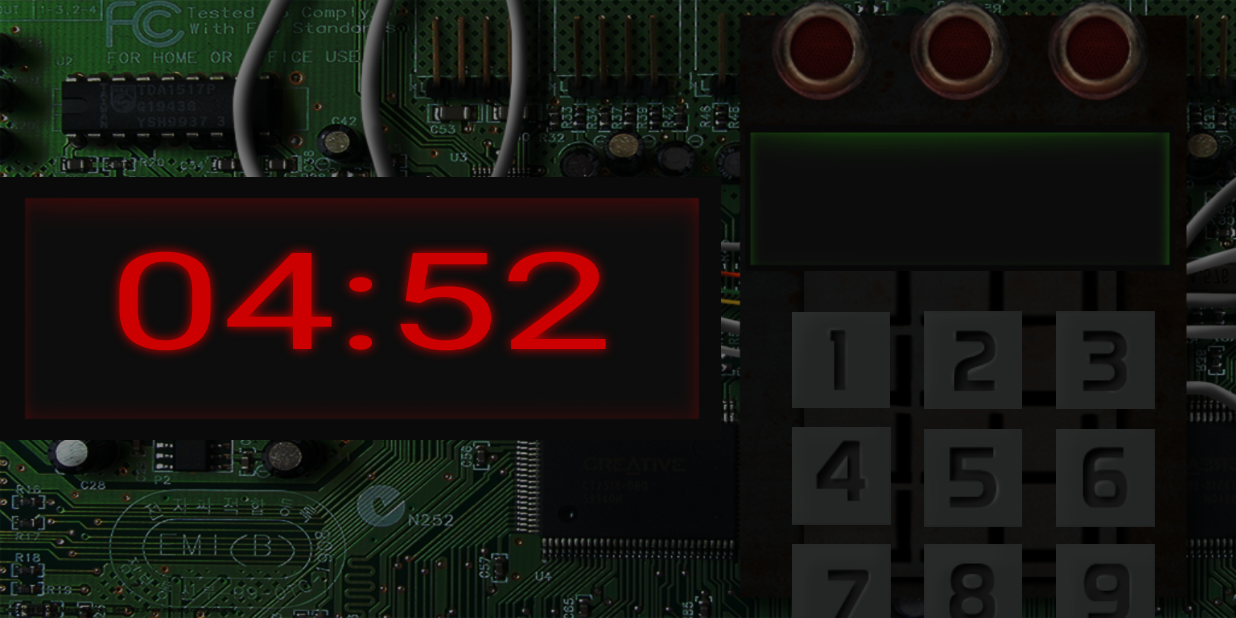
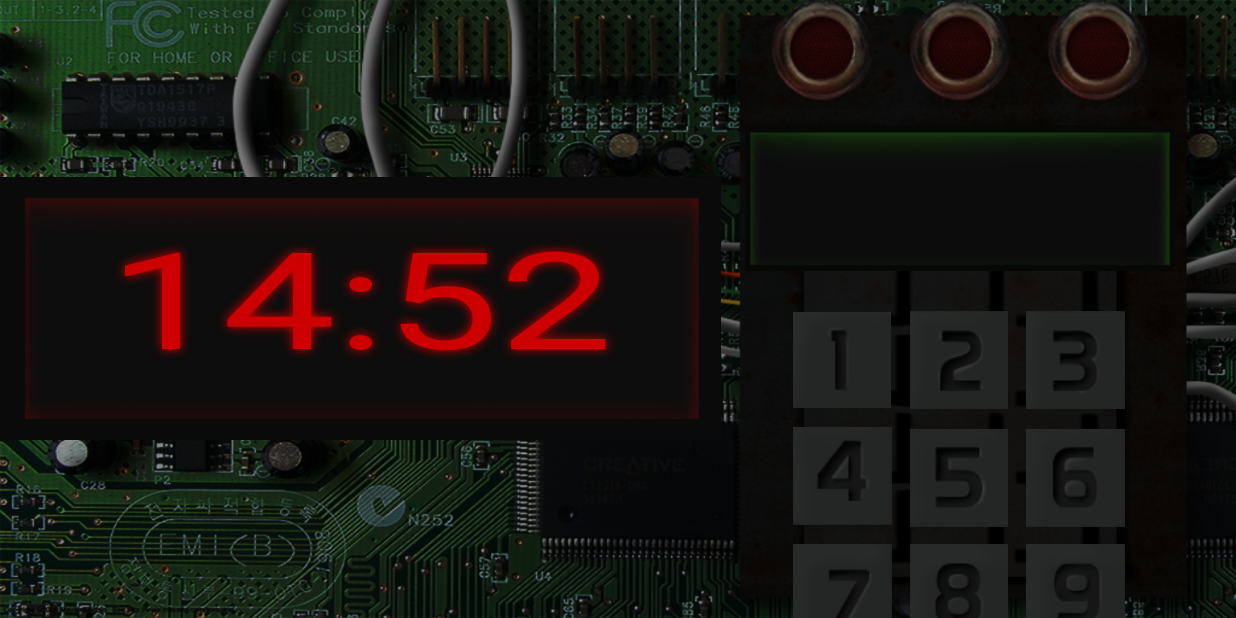
Before and after one commit to viniciusbandeira/Bomba, an Android app: the screen it shows after launch (DefuseActivity), on a phone screen of 824 x 412 dp (held sideways). Run offline under Robolectric (Android 15) with nearby library versions, the phone set to English and light mode, and no system bars; 1 statement that could not run was skipped.

Commit message:
Refatorando implementação do teclado e outros ajustes

```diff
--- a/app/src/main/java/bandeira/bomba/DefuseActivity.java
+++ b/app/src/main/java/bandeira/bomba/DefuseActivity.java
@@ -1,13 +1,13 @@
 package bandeira.bomba;
 
+import android.graphics.Typeface;
+import android.media.MediaPlayer;
 import android.os.Bundle;
 import android.os.CountDownTimer;
 import android.support.v7.app.AppCompatActivity;
 import android.view.View;
-import android.widget.Button;
 import android.widget.EditText;
 import android.widget.GridLayout;
-import android.widget.ImageButton;
 import android.widget.ImageView;
 import android.widget.TextView;
 import android.widget.Toast;
@@ -19,23 +19,26 @@ import java.util.concurrent.TimeUnit;
 public class DefuseActivity extends AppCompatActivity {
 
     @SuppressWarnings("FieldCanBeLocal")
-    private final long FIVE_MINUTES = 300000;
+    private final long FIFTEEN_MINUTES = 900000;
     @SuppressWarnings("FieldCanBeLocal")
     private final long ONE_SECOND = 1000;
     @SuppressWarnings("FieldCanBeLocal")
     private final int MAX_ATTEMPTS = 3;
+    @SuppressWarnings("FieldCanBeLocal")
+    private final String PASSWORD = "2833";
+    @SuppressWarnings("FieldCanBeLocal")
     private final String FORMAT = "%02d:%02d";
 
-    private String passsword;
-    private int wrongGuesses;
+    private int wrongGuesses = 0;
     private ArrayList<ImageView> guessesCounter;
+    private MediaPlayer mediaPlayer;
+    private CountDownTimer timer;
 
     private TextView timeTV;
     private ImageView firstMissIV;
     private ImageView secondMissTV;
     private ImageView thirdMissTV;
     private EditText passwordET;
-    private ImageButton checkPasswordB;
     private GridLayout keyboardGL;
 
     @Override
@@ -43,19 +46,17 @@ public class DefuseActivity extends AppCompatActivity {
         super.onCreate(savedInstanceState);
         setContentView(R.layout.activity_defuse);
 
-        passsword = "1234";
-        wrongGuesses = 0;
-
         getViews();
-        createKeyboard();
+        configureKeyboard();
         configureViews();
+        playMusic(R.raw.soundtrack);
 
         guessesCounter = new ArrayList<>();
         guessesCounter.add(firstMissIV);
         guessesCounter.add(secondMissTV);
         guessesCounter.add(thirdMissTV);
 
-        new CountDownTimer(FIVE_MINUTES, ONE_SECOND) {
+        timer = new CountDownTimer(FIFTEEN_MINUTES, ONE_SECOND) {
             @Override
             public void onTick(long l) {
                 String time = String.format(Locale.getDefault(),
@@ -79,29 +80,33 @@ public class DefuseActivity extends AppCompatActivity {
         secondMissTV = (ImageView) findViewById(R.id.second_miss_iv);
         thirdMissTV = (ImageView) findViewById(R.id.third_miss_iv);
         passwordET = (EditText) findViewById(R.id.password_et);
-        checkPasswordB = (ImageButton) findViewById(R.id.check_b);
         keyboardGL = (GridLayout) findViewById(R.id.keyboard_gl);
     }
 
-    private void createKeyboard() {
-        String[] buttonsText = getResources().getStringArray(R.array.keyboard);
+    private void configureKeyboard() {
+        final String[] buttonsValue = getResources().getStringArray(R.array.keyboard_values);
 
-        for (final String buttonText : buttonsText) {
-            Button button = new Button(DefuseActivity.this);
-            button.setText(buttonText);
-            button.setOnClickListener(new View.OnClickListener() {
+        for (int i = 0; i < buttonsValue.length; i++) {
+            final int j = i;
+            keyboardGL.getChildAt(i).setOnClickListener(new View.OnClickListener() {
                 @Override
                 public void onClick(View view) {
-                    Toast.makeText(DefuseActivity.this, buttonText, Toast.LENGTH_SHORT).show();
+                    passwordET.append(buttonsValue[j]);
                 }
             });
+        }
 
-            keyboardGL.addView(button);
-        }
-    }
+        keyboardGL.getChildAt(keyboardGL.getChildCount() - 2).setOnClickListener(new View.OnClickListener() {
+            @Override
+            public void onClick(View view) {
+                int length = passwordET.getText().length();
+                if (length > 0) {
+                    passwordET.getText().delete(length - 1, length);
+                }
+            }
+        });
 
-    private void configureViews() {
-        checkPasswordB.setOnClickListener(new View.OnClickListener() {
+        keyboardGL.getChildAt(keyboardGL.getChildCount() - 1).setOnClickListener(new View.OnClickListener() {
             @Override
             public void onClick(View view) {
                 checkPassword();
@@ -109,23 +114,75 @@ public class DefuseActivity extends AppCompatActivity {
         });
     }
 
+//    private void createKeyboard() {
+//        final String[] buttonsText = getResources().getStringArray(R.array.keyboard_values);
+//        final TypedArray buttonsImage = getResources().obtainTypedArray(R.array.keyboard_keys);
+//
+//        for (int i = 0; i < buttonsImage.length(); i++) {
+//            final int j = i;
+//            ImageButton imageButton = new ImageButton(DefuseActivity.this);
+//            imageButton.setBackgroundResource(buttonsImage.getResourceId(i, 0));
+//            imageButton.setPadding(24, 24, 24, 24);
+//            imageButton.setOnClickListener(new View.OnClickListener() {
+//                @Override
+//                public void onClick(View view) {
+//                    Toast.makeText(DefuseActivity.this, buttonsText[j], Toast.LENGTH_SHORT).show();
+//                }
+//            });
+//
+//            keyboardGL.addView(imageButton);
+//        }
+//
+//        buttonsImage.recycle();
+//    }
+
+    private void configureViews() {
+        keyboardGL.getChildAt(keyboardGL.getChildCount() - 1).setOnClickListener(new View.OnClickListener() {
+            @Override
+            public void onClick(View view) {
+                checkPassword();
+            }
+        });
+
+        Typeface displayFont = Typeface.createFromAsset(getAssets(), "font/open-24-display-st.ttf");
+        timeTV.setTypeface(displayFont);
+        passwordET.setTypeface(displayFont);
+    }
+
+    public void playMusic(int resouceId) {
+        if (mediaPlayer != null) {
+            mediaPlayer.stop();
+            mediaPlayer.release();
+        }
+
+        mediaPlayer = MediaPlayer.create(DefuseActivity.this, resouceId);
+        mediaPlayer.setOnCompletionListener(new MediaPlayer.OnCompletionListener() {
+            @Override
+            public void onCompletion(MediaPlayer mediaPlayer) {
+                mediaPlayer.release();
+            }
+        });
+        mediaPlayer.start();
+    }
+
     private void checkPassword() {
-        if (passwordET.getText().toString().equals(passsword)) {
-            Toast.makeText(DefuseActivity.this, "Parabéns! Você acertou", Toast.LENGTH_SHORT).show();
+        if (passwordET.getText().toString().equals(PASSWORD)) {
+            keyboardGL.setBackgroundResource(R.drawable.green_keyboard_light);
         } else {
             wrongGuesses++;
             displayWrongGuesses(wrongGuesses);
 
             if (wrongGuesses == MAX_ATTEMPTS) {
-                checkPasswordB.setEnabled(false);
-                Toast.makeText(DefuseActivity.this, "Você Perdeu", Toast.LENGTH_SHORT).show();
+                keyboardGL.setBackgroundResource(R.drawable.red_keyboard_light);
+                timer.cancel();
+                playMusic(R.raw.explosion);
             }
         }
     }
 
     private void displayWrongGuesses(int guesses) {
-        for (int i = 0; i < guesses; i++) {
-            guessesCounter.get(i).setImageResource(R.drawable.wrong_guess);
+        for (int i = 0; i < guesses && i < 3; i++) {
+            guessesCounter.get(i).setImageResource(R.drawable.light_on);
         }
     }
 }
--- a/app/src/main/res/values/strings.xml
+++ b/app/src/main/res/values/strings.xml
@@ -19,8 +19,9 @@
     <string name="clear">C</string>
     <string name="check_password">Botão para testar a senha</string>
     <string name="time">00:00</string>
+    <string name="skip_tutorial">Pular Tutorial</string>
 
-    <string-array name="keyboard">
+    <string-array name="keyboard_values">
         <item>1</item>
         <item>2</item>
         <item>3</item>
@@ -30,8 +31,6 @@
         <item>7</item>
         <item>8</item>
         <item>9</item>
-        <item>&#9003;</item>
         <item>0</item>
-        <item>C</item>
     </string-array>
 </resources>
```
